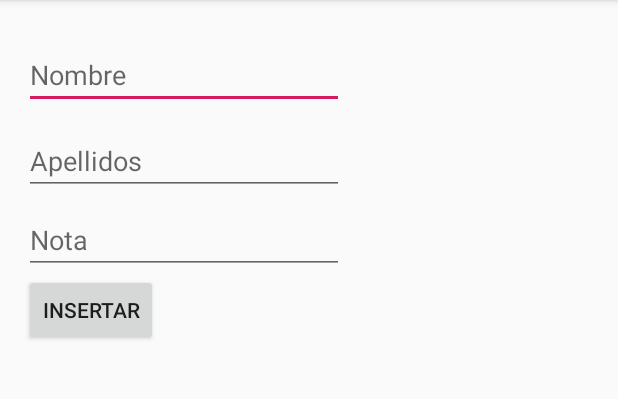
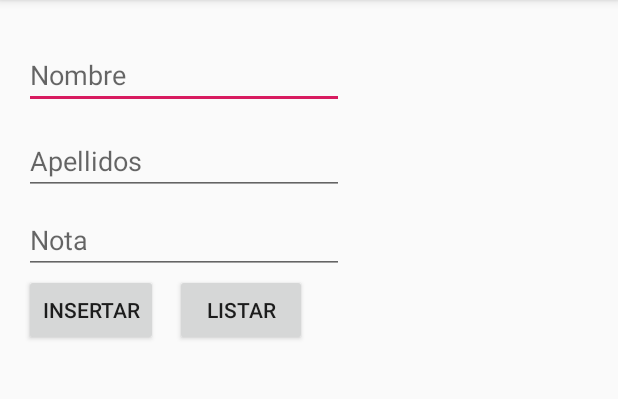
Before and after one commit to salvamarch/ejemploSQLite, an Android app: the screen it shows after launch (MainActivity), on a phone screen of 412 x 824 dp, the part 84-483 px from its top. Run offline under Robolectric (Android 15) with nearby library versions, the phone set to English and light mode, and no system bars.

Commit message:
Errores solucionados

```diff
--- a/app/src/main/java/com/example/usuario/ejemplosqlite/MainActivity.java
+++ b/app/src/main/java/com/example/usuario/ejemplosqlite/MainActivity.java
@@ -1,15 +1,22 @@
 package com.example.usuario.ejemplosqlite;
 
+import android.database.Cursor;
 import android.support.v7.app.AppCompatActivity;
 import android.os.Bundle;
 import android.view.View;
+import android.widget.ArrayAdapter;
 import android.widget.Button;
 import android.widget.EditText;
+import android.widget.ListView;
 import android.widget.Toast;
+
+import java.util.ArrayList;
+import java.util.List;
 
 public class MainActivity extends AppCompatActivity {
     EditText nombre, apellidos, nota;
-    Button insertar;
+    Button insertar, listar;
+    ListView lista;
     MiBaseDeDatos baseDeDatos;
 
     @Override
@@ -21,6 +28,9 @@ public class MainActivity extends AppCompatActivity {
         nota = findViewById(R.id.editTextNota);
         insertar = findViewById(R.id.button);
         baseDeDatos = new MiBaseDeDatos(this);
+        listar = findViewById(R.id.buttonListar);
+        lista = findViewById(R.id.lista);
+
         insertar.setOnClickListener(new View.OnClickListener() {
             @Override
             public void onClick(View v) {
@@ -40,6 +50,34 @@ public class MainActivity extends AppCompatActivity {
             }
         });
 
+        listar.setOnClickListener(new View.OnClickListener() {
+            @Override
+            public void onClick(View v) {
+                Cursor cursor = baseDeDatos.listar();
+                ArrayAdapter <String> adapter;
+                List<String> list = new ArrayList<String>();
+
+
+
+                if ((cursor!=null) && (cursor.getCount()>0)){
+                    while(cursor.moveToNext()){
+                        String fila = "";
+                        fila+= "ID: "+cursor.getString(0);
+                        fila+= " NOMBRE: "+cursor.getString(1);
+                        fila+= " APELLIDOS: "+cursor.getString(2);
+                        fila+= " NOTA: "+cursor.getString(3);
+                        list.add(fila);
+                    }
+                    adapter = new ArrayAdapter<String>(getApplicationContext(),R.layout.support_simple_spinner_dropdown_item,list);
+                    lista.setAdapter(adapter);
+                    cursor.close();
+
+                }else{
+                    Toast.makeText(MainActivity.this, "Base de datos vacía.", Toast.LENGTH_SHORT).show();
+                }
+            }
+        });
+
 
     }
 }
--- a/app/src/main/res/layout/activity_main.xml
+++ b/app/src/main/res/layout/activity_main.xml
@@ -50,4 +50,26 @@
         android:text="Insertar"
         app:layout_constraintStart_toStartOf="parent"
         app:layout_constraintTop_toBottomOf="@+id/editTextNota" />
+
+    <Button
+        android:id="@+id/buttonListar"
+        android:layout_width="wrap_content"
+        android:layout_height="wrap_content"
+        android:layout_marginStart="11dp"
+        android:text="Listar"
+        app:layout_constraintStart_toEndOf="@+id/button"
+        app:layout_constraintTop_toBottomOf="@+id/editTextNota" />
+
+    <ListView
+        android:id="@+id/lista"
+        android:layout_width="0dp"
+        android:layout_height="0dp"
+        android:layout_marginStart="8dp"
+        android:layout_marginTop="8dp"
+        android:layout_marginEnd="8dp"
+        android:layout_marginBottom="8dp"
+        app:layout_constraintBottom_toBottomOf="parent"
+        app:layout_constraintEnd_toEndOf="parent"
+        app:layout_constraintStart_toStartOf="parent"
+        app:layout_constraintTop_toBottomOf="@+id/button" />
 </android.support.constraint.ConstraintLayout>
```
Also changed, not shown: app/src/main/java/com/example/usuario/ejemplosqlite/MiBaseDeDatos.java (+7 -0 lines).
